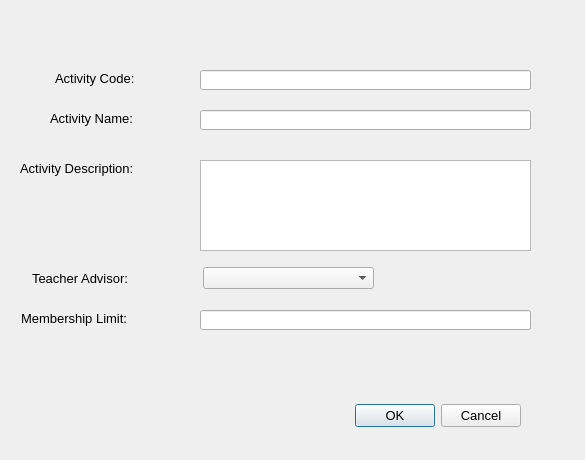
Old version of the form editactivitydialog.ui in the repository thenewcoder/school-administration-system.
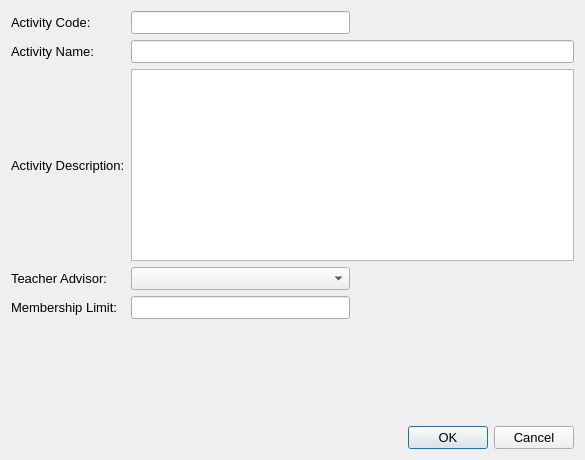
New version of the form.

Commit message: Added layout constraints

The edit to the form file:
```diff
--- a/editactivitydialog.ui
+++ b/editactivitydialog.ui
@@ -18,116 +18,48 @@
   <property name="windowTitle">
    <string>Activity</string>
   </property>
-  <widget class="QDialogButtonBox" name="buttonBox">
-   <property name="geometry">
-    <rect>
-     <x>180</x>
-     <y>400</y>
-     <width>341</width>
-     <height>32</height>
-    </rect>
-   </property>
-   <property name="orientation">
-    <enum>Qt::Horizontal</enum>
-   </property>
-   <property name="standardButtons">
-    <set>QDialogButtonBox::Cancel|QDialogButtonBox::Ok</set>
-   </property>
-  </widget>
+  <layout class="QVBoxLayout" name="verticalLayout">
+   <item>
+    <layout class="QHBoxLayout" name="horizontalLayout">
+     <item>
+      <layout class="QGridLayout" name="gridLayout">
+       <item row="3" column="0">
+        <widget class="QLabel" name="label_4">
+         <property name="text">
+          <string>Teacher Advisor:</string>
+         </property>
+        </widget>
+       </item>
+       <item row="0" column="0">
   <widget class="QLabel" name="label">
-   <property name="geometry">
-    <rect>
-     <x>55</x>
-     <y>70</y>
-     <width>91</width>
-     <height>16</height>
-    </rect>
-   </property>
    <property name="text">
     <string>Activity Code:</string>
    </property>
   </widget>
+       </item>
+       <item row="1" column="0">
   <widget class="QLabel" name="label_2">
-   <property name="geometry">
-    <rect>
-     <x>50</x>
-     <y>110</y>
-     <width>91</width>
-     <height>16</height>
-    </rect>
-   </property>
    <property name="text">
     <string>Activity Name:</string>
    </property>
   </widget>
+       </item>
+       <item row="2" column="0">
   <widget class="QLabel" name="label_3">
-   <property name="geometry">
-    <rect>
-     <x>20</x>
-     <y>160</y>
-     <width>121</width>
-     <height>16</height>
-    </rect>
-   </property>
    <property name="text">
     <string>Activity Description:</string>
    </property>
   </widget>
-  <widget class="QLabel" name="label_4">
-   <property name="geometry">
-    <rect>
-     <x>32</x>
-     <y>270</y>
-     <width>101</width>
-     <height>16</height>
-    </rect>
-   </property>
-   <property name="text">
-    <string>Teacher Advisor:</string>
-   </property>
-  </widget>
+       </item>
+       <item row="4" column="0">
   <widget class="QLabel" name="label_5">
-   <property name="geometry">
-    <rect>
-     <x>21</x>
-     <y>310</y>
-     <width>111</width>
-     <height>16</height>
-    </rect>
-   </property>
    <property name="text">
     <string>Membership Limit:</string>
    </property>
   </widget>
-  <widget class="QLineEdit" name="leCode">
-   <property name="geometry">
-    <rect>
-     <x>200</x>
-     <y>70</y>
-     <width>331</width>
-     <height>20</height>
-    </rect>
-   </property>
-  </widget>
-  <widget class="QLineEdit" name="leName">
-   <property name="geometry">
-    <rect>
-     <x>200</x>
-     <y>110</y>
-     <width>331</width>
-     <height>20</height>
-    </rect>
-   </property>
-  </widget>
+       </item>
+       <item row="4" column="1">
   <widget class="QLineEdit" name="leMembership">
-   <property name="geometry">
-    <rect>
-     <x>200</x>
-     <y>310</y>
-     <width>331</width>
-     <height>20</height>
-    </rect>
-   </property>
    <property name="maxLength">
     <number>32767</number>
    </property>
@@ -135,26 +67,60 @@
     <bool>false</bool>
    </property>
   </widget>
-  <widget class="QComboBox" name="cbAdvisor">
-   <property name="geometry">
-    <rect>
-     <x>203</x>
-     <y>267</y>
-     <width>171</width>
-     <height>22</height>
-    </rect>
-   </property>
-  </widget>
-  <widget class="QPlainTextEdit" name="pteDescription">
-   <property name="geometry">
-    <rect>
-     <x>200</x>
-     <y>160</y>
-     <width>331</width>
-     <height>91</height>
-    </rect>
-   </property>
-  </widget>
+       </item>
+       <item row="0" column="1">
+        <widget class="QLineEdit" name="leCode"/>
+       </item>
+       <item row="3" column="1">
+        <widget class="QComboBox" name="cbAdvisor"/>
+       </item>
+       <item row="3" column="2">
+        <spacer name="horizontalSpacer">
+         <property name="orientation">
+          <enum>Qt::Horizontal</enum>
+         </property>
+         <property name="sizeHint" stdset="0">
+          <size>
+           <width>40</width>
+           <height>20</height>
+          </size>
+         </property>
+        </spacer>
+       </item>
+       <item row="2" column="1" colspan="2">
+        <widget class="QPlainTextEdit" name="pteDescription"/>
+       </item>
+       <item row="1" column="1" colspan="2">
+        <widget class="QLineEdit" name="leName"/>
+       </item>
+      </layout>
+     </item>
+    </layout>
+   </item>
+   <item>
+    <spacer name="verticalSpacer">
+     <property name="orientation">
+      <enum>Qt::Vertical</enum>
+     </property>
+     <property name="sizeHint" stdset="0">
+      <size>
+       <width>20</width>
+       <height>40</height>
+      </size>
+     </property>
+    </spacer>
+   </item>
+   <item>
+    <widget class="QDialogButtonBox" name="buttonBox">
+     <property name="orientation">
+      <enum>Qt::Horizontal</enum>
+     </property>
+     <property name="standardButtons">
+      <set>QDialogButtonBox::Cancel|QDialogButtonBox::Ok</set>
+     </property>
+    </widget>
+   </item>
+  </layout>
  </widget>
  <tabstops>
   <tabstop>leCode</tabstop>
```
Lines whose indentation alone changed are shown as unchanged. The commit also changes 8 other files.
